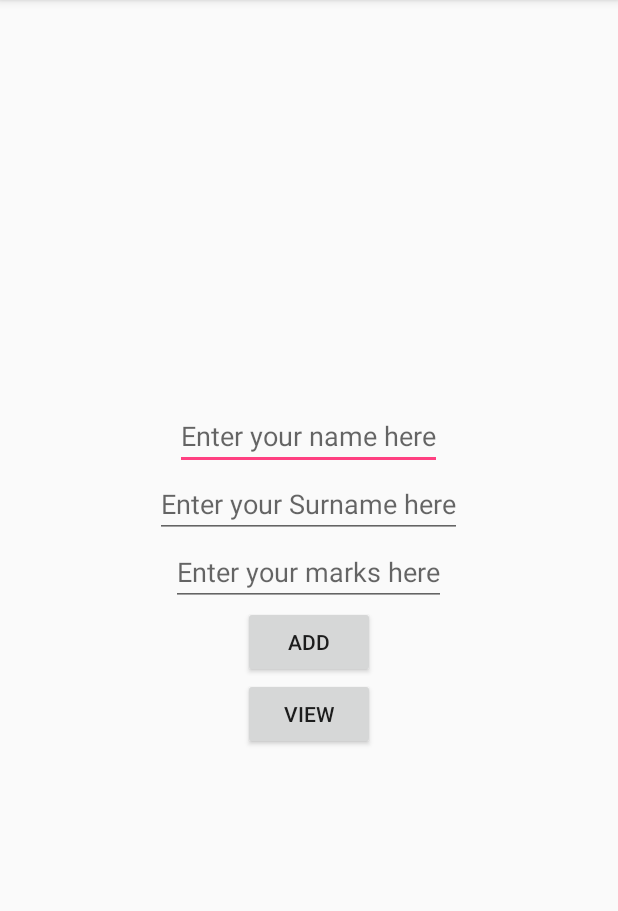
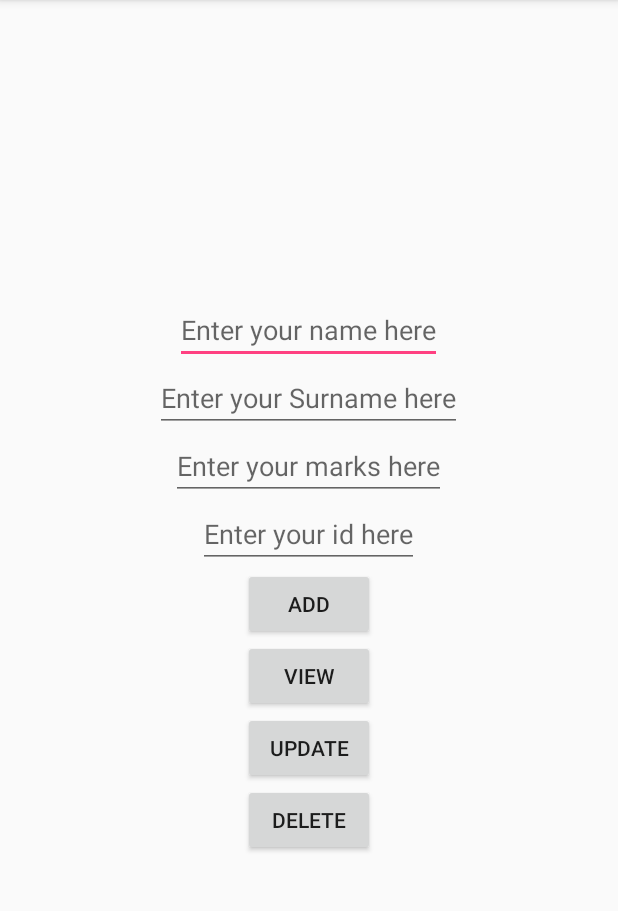
Before and after one commit to ameer-mughal-hamza/SQLite, an Android app: the screen it shows after launch (MainActivity), on a phone screen of 412 x 824 dp, the part 84-995 px from its top. Run offline under Robolectric (Android 15) with nearby library versions, the phone set to English and light mode, and no system bars.

Commit message:
Completed Crud using SQLite database

```diff
--- a/app/src/main/java/com/ameerhamza/sqlite/MainActivity.java
+++ b/app/src/main/java/com/ameerhamza/sqlite/MainActivity.java
@@ -11,8 +11,8 @@ import android.widget.Toast;
 
 public class MainActivity extends AppCompatActivity {
     SqlHelper myDb;
-    EditText name, surname, marks;
-    Button add, view;
+    EditText name, surname, marks, id;
+    Button add, view, update, delete;
 
     @Override
     protected void onCreate(Bundle savedInstanceState) {
@@ -23,8 +23,11 @@ public class MainActivity extends AppCompatActivity {
         name = findViewById(R.id.name);
         surname = findViewById(R.id.surname);
         marks = findViewById(R.id.marks);
+        id = findViewById(R.id.id);
+        update = findViewById(R.id.update);
         add = findViewById(R.id.add);
         view = findViewById(R.id.view);
+        delete = findViewById(R.id.delete);
 
         add.setOnClickListener(new View.OnClickListener() {
             @Override
@@ -57,6 +60,32 @@ public class MainActivity extends AppCompatActivity {
             }
         });
 
+        delete.setOnClickListener(new View.OnClickListener() {
+            @Override
+            public void onClick(View v) {
+                Integer isDeleted = myDb.delete(id.getText().toString());
+                if (isDeleted > 0) {
+                    Toast.makeText(MainActivity.this, "Data update Sucessfully", Toast.LENGTH_LONG).show();
+                } else {
+                    Toast.makeText(MainActivity.this, "Data not updated Sucessfully", Toast.LENGTH_LONG).show();
+                }
+            }
+        });
+
+        update.setOnClickListener(new View.OnClickListener()
+
+        {
+            @Override
+            public void onClick(View v) {
+                boolean isUpdated = myDb.updateData(id.getText().toString(), name.getText().toString()
+                        , surname.getText().toString(), marks.getText().toString());
+                if (isUpdated) {
+                    Toast.makeText(MainActivity.this, "Data update Sucessfully", Toast.LENGTH_LONG).show();
+                } else {
+                    Toast.makeText(MainActivity.this, "Data not updated Sucessfully", Toast.LENGTH_LONG).show();
+                }
+            }
+        });
 
     }
 
--- a/app/src/main/res/layout/activity_main.xml
+++ b/app/src/main/res/layout/activity_main.xml
@@ -25,6 +25,13 @@
         android:layout_height="wrap_content"
         android:hint="Enter your marks here" />
 
+    <EditText
+        android:id="@+id/id"
+        android:layout_width="wrap_content"
+        android:layout_height="wrap_content"
+        android:hint="Enter your id here" />
+
+
     <Button
         android:id="@+id/add"
         android:layout_width="wrap_content"
@@ -37,4 +44,16 @@
         android:layout_height="wrap_content"
         android:text="View" />
 
+    <Button
+        android:id="@+id/update"
+        android:layout_width="wrap_content"
+        android:layout_height="wrap_content"
+        android:text="Update" />
+
+    <Button
+        android:id="@+id/delete"
+        android:layout_width="wrap_content"
+        android:layout_height="wrap_content"
+        android:text="Delete" />
+
 </LinearLayout>
```
Also changed, not shown: app/src/main/java/com/ameerhamza/sqlite/SqlHelper.java (+16 -0 lines).
